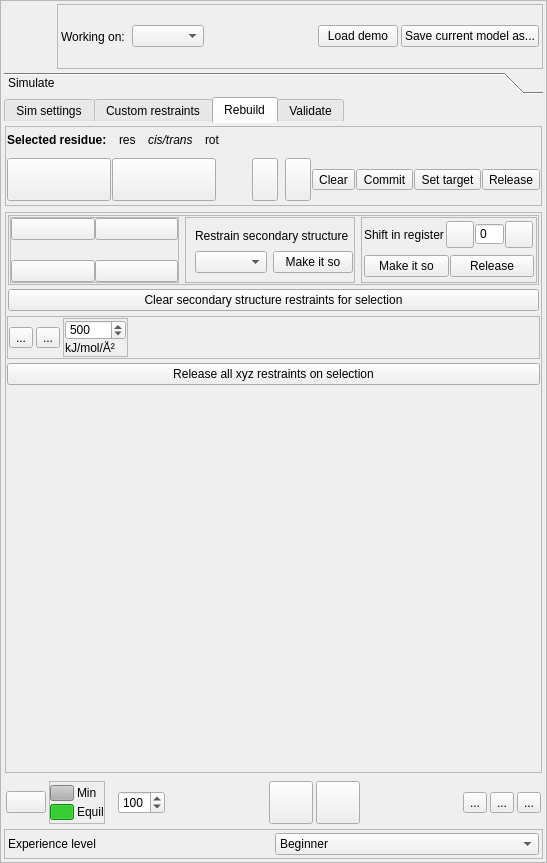
This is isolde/src/IsoldeFrame.ui in tristanic/isolde as Qt 5 draws it before an edit. The edited form follows.
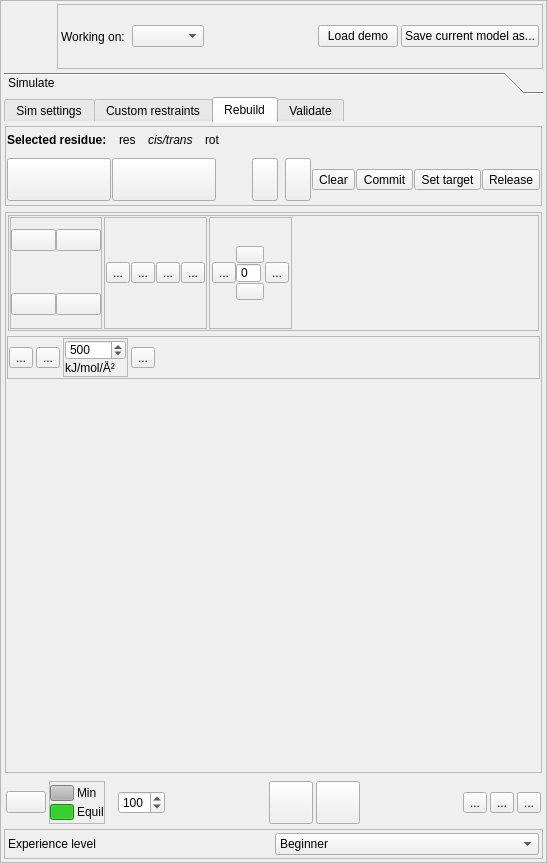
This is the edited form. Icons and pictures are not drawn.

The edit to the form file:
```diff
--- a/isolde/src/IsoldeFrame.ui
+++ b/isolde/src/IsoldeFrame.ui
@@ -2185,7 +2185,7 @@
                       </property>
                       <layout class="QHBoxLayout" name="horizontalLayout_30">
                        <property name="spacing">
-                        <number>6</number>
+                        <number>2</number>
                        </property>
                        <property name="leftMargin">
                         <number>1</number>
@@ -2344,43 +2344,135 @@
                         </widget>
                        </item>
                        <item>
-                        <widget class="QFrame" name="_rebuild_2ry_struct_restr_container">
+                        <widget class="QFrame" name="_rebuild_2ry_struct_restr_master_container">
                          <property name="frameShape">
                           <enum>QFrame::StyledPanel</enum>
                          </property>
                          <property name="frameShadow">
                           <enum>QFrame::Raised</enum>
                          </property>
-                         <layout class="QVBoxLayout" name="verticalLayout_25">
+                         <layout class="QHBoxLayout" name="horizontalLayout_31">
+                          <property name="spacing">
+                           <number>1</number>
+                          </property>
+                          <property name="leftMargin">
+                           <number>1</number>
+                          </property>
+                          <property name="topMargin">
+                           <number>1</number>
+                          </property>
                           <property name="rightMargin">
                            <number>1</number>
                           </property>
+                          <property name="bottomMargin">
+                           <number>1</number>
+                          </property>
                           <item>
-                           <widget class="QLabel" name="label_33">
-                            <property name="text">
-                             <string>Restrain secondary structure</string>
+                           <widget class="QFrame" name="_rebuild_2ry_struct_restr_container">
+                            <property name="frameShape">
+                             <enum>QFrame::NoFrame</enum>
                             </property>
+                            <property name="frameShadow">
+                             <enum>QFrame::Plain</enum>
+                            </property>
+                            <layout class="QHBoxLayout" name="horizontalLayout_32">
+                             <property name="spacing">
+                              <number>1</number>
+                             </property>
+                             <property name="leftMargin">
+                              <number>0</number>
+                             </property>
+                             <property name="topMargin">
+                              <number>0</number>
+                             </property>
+                             <property name="rightMargin">
+                              <number>0</number>
+                             </property>
+                             <property name="bottomMargin">
+                              <number>0</number>
+                             </property>
+                             <item>
+                              <widget class="QToolButton" name="_rebuild_restrain_helix_button">
+                               <property name="toolTip">
+                                <string>Restrain selection to alpha helix</string>
+                               </property>
+                               <property name="text">
+                                <string>...</string>
+                               </property>
+                               <property name="icon">
+                                <iconset resource="resources/resources.qrc">
+                                 <normaloff>:/icons/helix-icon.png</normaloff>:/icons/helix-icon.png</iconset>
+                               </property>
+                               <property name="iconSize">
+                                <size>
+                                 <width>36</width>
+                                 <height>36</height>
+                                </size>
+                               </property>
+                              </widget>
+                             </item>
+                             <item>
+                              <widget class="QToolButton" name="_rebuild_restrain_anti_beta_button">
+                               <property name="toolTip">
+                                <string>Restrain selection to antiparallel beta</string>
+                               </property>
+                               <property name="text">
+                                <string>...</string>
+                               </property>
+                               <property name="icon">
+                                <iconset resource="resources/resources.qrc">
+                                 <normaloff>:/icons/antiparallel-beta-icon.png</normaloff>:/icons/antiparallel-beta-icon.png</iconset>
+                               </property>
+                               <property name="iconSize">
+                                <size>
+                                 <width>36</width>
+                                 <height>36</height>
+                                </size>
+                               </property>
+                              </widget>
+                             </item>
+                             <item>
+                              <widget class="QToolButton" name="_rebuild_restrain_par_beta_button">
+                               <property name="toolTip">
+                                <string>Restrain selection to parallel beta</string>
+                               </property>
+                               <property name="text">
+                                <string>...</string>
+                               </property>
+                               <property name="icon">
+                                <iconset resource="resources/resources.qrc">
+                                 <normaloff>:/icons/parallel-beta-icon.png</normaloff>:/icons/parallel-beta-icon.png</iconset>
+                               </property>
+                               <property name="iconSize">
+                                <size>
+                                 <width>36</width>
+                                 <height>36</height>
+                                </size>
+                               </property>
+                              </widget>
+                             </item>
+                            </layout>
                            </widget>
                           </item>
                           <item>
-                           <layout class="QHBoxLayout" name="horizontalLayout_40">
-                            <property name="leftMargin">
-                             <number>0</number>
+                           <widget class="QToolButton" name="_rebuild_2ry_struct_restr_clear_button">
+                            <property name="toolTip">
+                             <string>Clear all secondary structure restraints for selection</string>
                             </property>
-                            <property name="rightMargin">
-                             <number>0</number>
+                            <property name="text">
+                             <string>...</string>
                             </property>
-                            <item>
-                             <widget class="QComboBox" name="_rebuild_2ry_struct_restr_chooser_combo_box"/>
-                            </item>
-                            <item>
-                             <widget class="QPushButton" name="_rebuild_2ry_struct_restr_chooser_go_button">
-                              <property name="text">
-                               <string>Make it so</string>
-                              </property>
-                             </widget>
-                            </item>
-                           </layout>
+                            <property name="icon">
+                             <iconset resource="resources/resources.qrc">
+                              <normaloff>:/icons/red-x-icon.png</normaloff>:/icons/red-x-icon.png</iconset>
+                            </property>
+                            <property name="iconSize">
+                             <size>
+                              <width>36</width>
+                              <height>36</height>
+                             </size>
+                            </property>
+                           </widget>
                           </item>
                          </layout>
                         </widget>
@@ -2416,14 +2508,14 @@
                            <number>1</number>
                           </property>
                           <item>
-                           <widget class="QFrame" name="frame_11">
+                           <widget class="QFrame" name="frame_10">
                             <property name="frameShape">
                              <enum>QFrame::NoFrame</enum>
                             </property>
                             <property name="frameShadow">
                              <enum>QFrame::Plain</enum>
                             </property>
-                            <layout class="QHBoxLayout" name="horizontalLayout_43">
+                            <layout class="QHBoxLayout" name="horizontalLayout_42">
                              <property name="spacing">
                               <number>1</number>
                              </property>
@@ -2440,46 +2532,42 @@
                               <number>1</number>
                              </property>
                              <item>
-                              <widget class="QLabel" name="label_37">
-                               <property name="text">
-                                <string>Shift in register</string>
+                              <widget class="QFrame" name="frame_3">
+                               <property name="minimumSize">
+                                <size>
+                                 <width>50</width>
+                                 <height>0</height>
+                                </size>
                                </property>
-                              </widget>
-                             </item>
-                             <item>
-                              <widget class="QFrame" name="frame_9">
                                <property name="frameShape">
                                 <enum>QFrame::NoFrame</enum>
                                </property>
                                <property name="frameShadow">
                                 <enum>QFrame::Plain</enum>
                                </property>
-                               <layout class="QHBoxLayout" name="horizontalLayout_41">
+                               <layout class="QHBoxLayout" name="horizontalLayout_44">
                                 <property name="spacing">
-                                 <number>1</number>
+                                 <number>0</number>
                                 </property>
                                 <property name="leftMargin">
-                                 <number>1</number>
+                                 <number>0</number>
                                 </property>
                                 <property name="topMargin">
-                                 <number>1</number>
+                                 <number>0</number>
                                 </property>
                                 <property name="rightMargin">
-                                 <number>1</number>
+                                 <number>0</number>
                                 </property>
                                 <property name="bottomMargin">
-                                 <number>1</number>
+                                 <number>0</number>
                                 </property>
                                 <item>
-                                 <widget class="QToolButton" name="_rebuild_register_shift_reduce_button">
-                                  <property name="maximumSize">
-                                   <size>
-                                    <width>16777215</width>
-                                    <height>16777215</height>
-                                   </size>
+                                 <widget class="QToolButton" name="_rebuild_register_shift_go_button">
+                                  <property name="toolTip">
+                                   <string>Shift chain in register by the specified number of residues</string>
                                   </property>
                                   <property name="text">
-                                   <string/>
+                                   <string>...</string>
                                   </property>
                                   <property name="icon">
                                    <iconset resource="resources/resources.qrc">
@@ -2487,114 +2575,171 @@
                                   </property>
                                   <property name="iconSize">
                                    <size>
-                                    <width>20</width>
-                                    <height>20</height>
+                                    <width>64</width>
+                                    <height>36</height>
                                    </size>
                                   </property>
                                  </widget>
                                 </item>
                                 <item>
-                                 <widget class="QSpinBox" name="_rebuild_register_shift_nres_spinbox">
-                                  <property name="minimumSize">
-                                   <size>
-                                    <width>0</width>
-                                    <height>0</height>
-                                   </size>
+                                 <widget class="QFrame" name="frame_6">
+                                  <property name="frameShape">
+                                   <enum>QFrame::NoFrame</enum>
                                   </property>
-                                  <property name="maximumSize">
-                                   <size>
-                                    <width>40</width>
-                                    <height>16777215</height>
-                                   </size>
+                                  <property name="frameShadow">
+                                   <enum>QFrame::Plain</enum>
                                   </property>
-                                  <property name="buttonSymbols">
-                                   <enum>QAbstractSpinBox::NoButtons</enum>
-                                  </property>
-                                  <property name="minimum">
-                                   <number>-20</number>
-                                  </property>
-                                  <property name="maximum">
-                                   <number>20</number>
-                                  </property>
-                                 </widget>
-                                </item>
-                                <item>
-                                 <widget class="QToolButton" name="_rebuild_register_shift_increase_button">
-                                  <property name="maximumSize">
-                                   <size>
-                                    <width>16777215</width>
-                                    <height>16777215</height>
-                                   </size>
-                                  </property>
-                                  <property name="text">
-                                   <string/>
-                                  </property>
-                                  <property name="icon">
-                                   <iconset resource="resources/resources.qrc">
-                                    <normaloff>:/icons/play_icon_red.png</normaloff>:/icons/play_icon_red.png</iconset>
-                                  </property>
-                                  <property name="iconSize">
-                                   <size>
-                                    <width>20</width>
-                                    <height>20</height>
-                                   </size>
-                                  </property>
+                                  <layout class="QVBoxLayout" name="verticalLayout_20">
+                                   <property name="spacing">
+                                    <number>0</number>
+                                   </property>
+                                   <property name="leftMargin">
+                                    <number>0</number>
+                                   </property>
+                                   <property name="topMargin">
+                                    <number>0</number>
+                                   </property>
+                                   <property name="rightMargin">
+                                    <number>0</number>
+                                   </property>
+                                   <property name="bottomMargin">
+                                    <number>0</number>
+                                   </property>
+                                   <item>
+                                    <spacer name="verticalSpacer_5">
+                                     <property name="orientation">
+                                      <enum>Qt::Vertical</enum>
+                                     </property>
+                                     <property name="sizeHint" stdset="0">
+                                      <size>
+                                       <width>20</width>
+                                       <height>40</height>
+                                      </size>
+                                     </property>
+                                    </spacer>
+                                   </item>
+                                   <item>
+                                    <widget class="QToolButton" name="_rebuild_register_shift_reduce_button">
+                                     <property name="maximumSize">
+                                      <size>
+                                       <width>16777215</width>
+                                       <height>16777215</height>
+                                      </size>
+                                     </property>
+                                     <property name="toolTip">
+                                      <string>Increase shift towards N-terminus</string>
+                                     </property>
+                                     <property name="text">
+                                      <string/>
+                                     </property>
+                                     <property name="icon">
+                                      <iconset resource="resources/resources.qrc">
+                                       <normaloff>:/icons/reverse_icon.png</normaloff>:/icons/reverse_icon.png</iconset>
+                                     </property>
+                                     <property name="iconSize">
+                                      <size>
+                                       <width>20</width>
+                                       <height>10</height>
+                                      </size>
+                                     </property>
+                                    </widget>
+                                   </item>
+                                   <item>
+                                    <widget class="QSpinBox" name="_rebuild_register_shift_nres_spinbox">
+                                     <property name="minimumSize">
+                                      <size>
+                                       <width>0</width>
+                                       <height>20</height>
+                                      </size>
+                                     </property>
+                                     <property name="maximumSize">
+                                      <size>
+                                       <width>25</width>
+                                       <height>20</height>
+                                      </size>
+                                     </property>
+                                     <property name="font">
+                                      <font>
+                                       <pointsize>9</pointsize>
+                                      </font>
+                                     </property>
+                                     <property name="buttonSymbols">
+                                      <enum>QAbstractSpinBox::NoButtons</enum>
+                                     </property>
+                                     <property name="minimum">
+                                      <number>-9</number>
+                                     </property>
+                                     <property name="maximum">
+                                      <number>9</number>
+                                     </property>
+                                     <property name="value">
+                                      <number>0</number>
+                                     </property>
+                                    </widget>
+                                   </item>
+                                   <item>
+                                    <widget class="QToolButton" name="_rebuild_register_shift_increase_button">
+                                     <property name="maximumSize">
+                                      <size>
+                                       <width>16777215</width>
+                                       <height>16777215</height>
+                                      </size>
+                                     </property>
+                                     <property name="toolTip">
+                                      <string>Increase shift towards C-terminus</string>
+                                     </property>
+                                     <property name="text">
+                                      <string/>
+                                     </property>
+                                     <property name="icon">
+                                      <iconset resource="resources/resources.qrc">
+                                       <normaloff>:/icons/play_icon_red.png</normaloff>:/icons/play_icon_red.png</iconset>
+                                     </property>
+                                     <property name="iconSize">
+                                      <size>
+                                       <width>20</width>
+                                       <height>10</height>
+                                      </size>
+                                     </property>
+                                    </widget>
+                                   </item>
+                                   <item>
+                                    <spacer name="verticalSpacer_6">
+                                     <property name="orientation">
+                                      <enum>Qt::Vertical</enum>
+                                     </property>
+                                     <property name="sizeHint" stdset="0">
+                                      <size>
+                                       <width>20</width>
+                                       <height>40</height>
+                                      </size>
+                                     </property>
+                                    </spacer>
+                                   </item>
+                                  </layout>
                                  </widget>
                                 </item>
                                </layout>
                               </widget>
                              </item>
-                            </layout>
-                           </widget>
-                          </item>
-                          <item>
-                           <widget class="QFrame" name="frame_10">
-                            <property name="frameShape">
-                             <enum>QFrame::NoFrame</enum>
-                            </property>
-                            <property name="frameShadow">
-                             <enum>QFrame::Plain</enum>
-                            </property>
-                            <layout class="QHBoxLayout" name="horizontalLayout_42">
-                             <property name="spacing">
-                              <number>1</number>
-                             </property>
-                             <property name="leftMargin">
-                              <number>1</number>
-                             </property>
-                             <property name="topMargin">
-                              <number>1</number>
-                             </property>
-                             <property name="rightMargin">
-                              <number>1</number>
-                             </property>
-                             <property name="bottomMargin">
-                              <number>1</number>
-                             </property>
                              <item>
-                              <widget class="QPushButton" name="_rebuild_register_shift_go_button">
-                               <property name="maximumSize">
-                                <size>
-                                 <width>16777215</width>
-                                 <height>16777215</height>
-                                </size>
+                              <widget class="QToolButton" name="_rebuild_register_shift_release_button">
+                               <property name="toolTip">
+                                <string>Release register shifter</string>
                                </property>
                                <property name="text">
-                                <string>Make it so</string>
+                                <string>...</string>
                                </property>
-                              </widget>
-                             </item>
-                             <item>
-                              <widget class="QPushButton" name="_rebuild_register_shift_release_button">
-                               <property name="maximumSize">
+                               <property name="icon">
+                                <iconset resource="resources/resources.qrc">
+                                 <normaloff>:/icons/red-x-icon.png</normaloff>:/icons/red-x-icon.png</iconset>
+                               </property>
+                               <property name="iconSize">
                                 <size>
-                                 <width>16777215</width>
-                                 <height>16777215</height>
+                                 <width>36</width>
+                                 <height>36</height>
                                 </size>
                                </property>
-                               <property name="text">
-                                <string>Release</string>
-                               </property>
                               </widget>
                              </item>
                             </layout>
@@ -2605,28 +2750,22 @@
                          <zorder>frame_11</zorder>
                         </widget>
                        </item>
+                       <item>
+                        <spacer name="horizontalSpacer_18">
+                         <property name="orientation">
+                          <enum>Qt::Horizontal</enum>
+                         </property>
+                         <property name="sizeHint" stdset="0">
+                          <size>
+                           <width>40</width>
+                           <height>20</height>
+                          </size>
+                         </property>
+                        </spacer>
+                       </item>
                       </layout>
                      </widget>
                     </item>
-                    <item>
-                     <widget class="QPushButton" name="_rebuild_2ry_struct_restr_clear_button">
-                      <property name="sizePolicy">
-                       <sizepolicy hsizetype="Minimum" vsizetype="Fixed">
-                        <horstretch>0</horstretch>
-                        <verstretch>0</verstretch>
-                       </sizepolicy>
-                      </property>
-                      <property name="maximumSize">
-                       <size>
-                        <width>16777215</width>
-                        <height>30</height>
-                       </size>
-                      </property>
-                      <property name="text">
-                       <string>Clear secondary structure restraints for selection</string>
-                      </property>
-                     </widget>
-                    </item>
                    </layout>
                   </widget>
                  </item>
@@ -2771,6 +2910,26 @@
                       </layout>
                      </widget>
                     </item>
+                    <item>
+                     <widget class="QToolButton" name="_rebuild_pos_restraint_clear_button">
+                      <property name="toolTip">
+                       <string>Release all position restraints on selection</string>
+                      </property>
+                      <property name="text">
+                       <string>...</string>
+                      </property>
+                      <property name="icon">
+                       <iconset resource="resources/resources.qrc">
+                        <normaloff>:/icons/red-x-icon.png</normaloff>:/icons/red-x-icon.png</iconset>
+                      </property>
+                      <property name="iconSize">
+                       <size>
+                        <width>36</width>
+                        <height>36</height>
+                       </size>
+                      </property>
+                     </widget>
+                    </item>
                     <item>
                      <spacer name="horizontalSpacer_17">
                       <property name="orientation">
@@ -2787,19 +2946,6 @@
                    </layout>
                   </widget>
                  </item>
-                 <item>
-                  <widget class="QPushButton" name="_rebuild_pos_restraint_clear_button">
-                   <property name="maximumSize">
-                    <size>
-                     <width>16777215</width>
-                     <height>30</height>
-                    </size>
-                   </property>
-                   <property name="text">
-                    <string>Release all xyz restraints on selection</string>
-                   </property>
-                  </widget>
-                 </item>
                  <item>
                   <spacer name="verticalSpacer_4">
                    <property name="orientation">
```
Left out of the diff: 9 changed lines with no effect on the pictures.
